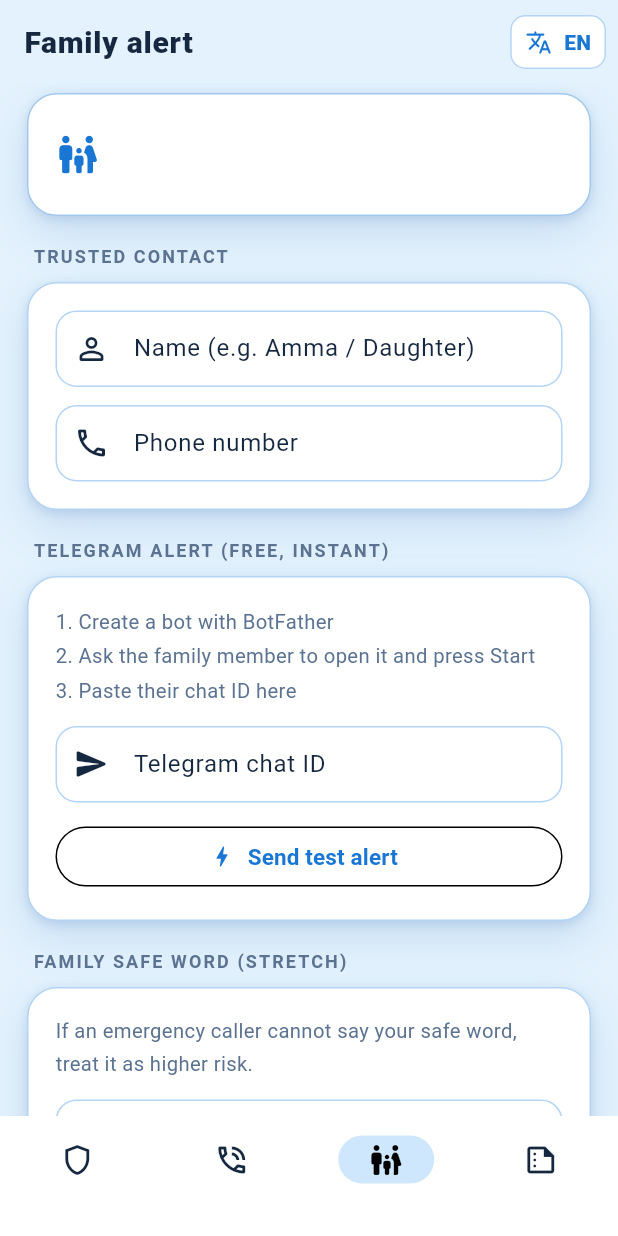
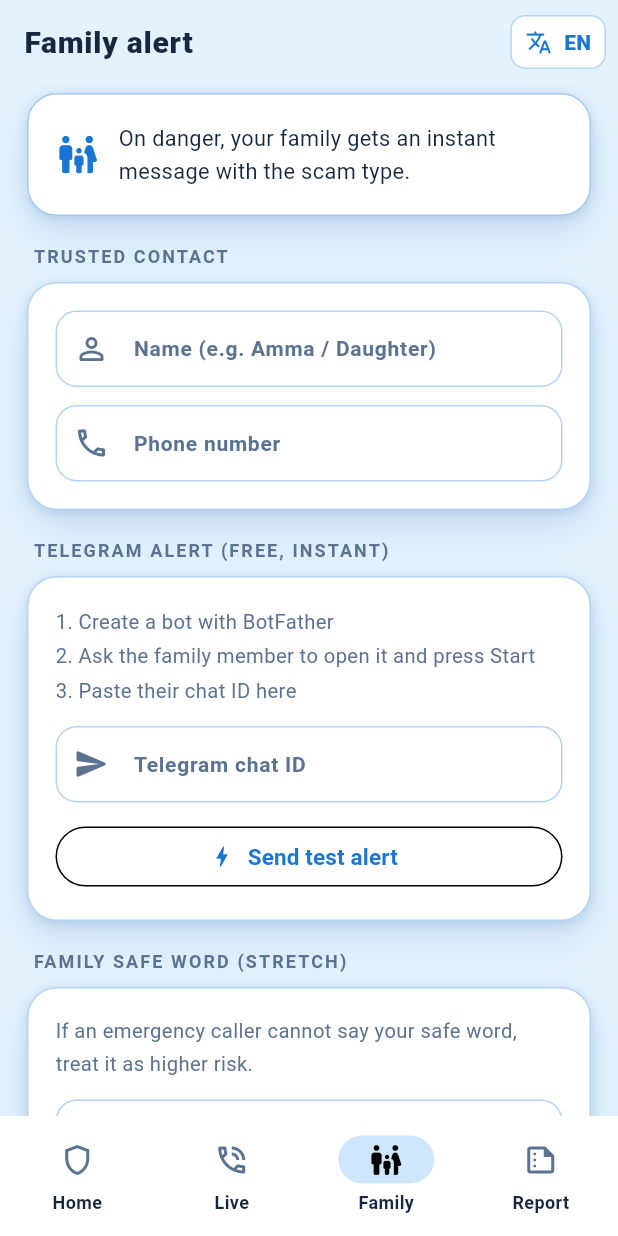
Before and after one commit to Kartheek18153/Kavach, a Flutter app: the screen it shows after launch, item 3 of the bottom bar chosen, on a phone screen of 412 x 824 dp. Run offline on Flutter 3.47's test engine with Material 3 defaults, Android fonts, the phone set to English and light mode, and no system bars.

Commit message:
Theme-contrast fonts: navy ink text theme, blue-gray secondary, teal icons

```diff
--- a/lib/theme.dart
+++ b/lib/theme.dart
@@ -89,6 +89,7 @@
     surface: KavachColors.surface,
     error: KavachColors.danger,
     onSurface: KavachColors.ink,
+    onSurfaceVariant: KavachColors.sub,
     onPrimary: Colors.white,
   );
 
@@ -96,6 +97,7 @@
   return base.copyWith(
     scaffoldBackgroundColor: KavachColors.bg0,
     colorScheme: scheme,
+    iconTheme: const IconThemeData(color: KavachColors.teal),
     appBarTheme: const AppBarTheme(
       backgroundColor: KavachColors.bg0,
       elevation: 0,
@@ -109,17 +111,66 @@
       ),
     ),
     textTheme: const TextTheme(
+      displayLarge: TextStyle(
+          fontSize: 34,
+          fontWeight: FontWeight.w800,
+          height: 1.15,
+          color: KavachColors.ink),
+      displayMedium: TextStyle(
+          fontSize: 30,
+          fontWeight: FontWeight.w800,
+          height: 1.15,
+          color: KavachColors.ink),
+      displaySmall: TextStyle(
+          fontSize: 26,
+          fontWeight: FontWeight.w800,
+          height: 1.2,
+          color: KavachColors.ink),
       headlineLarge: TextStyle(
-          fontSize: 30, fontWeight: FontWeight.w800, height: 1.15),
+          fontSize: 30,
+          fontWeight: FontWeight.w800,
+          height: 1.15,
+          color: KavachColors.ink),
       headlineMedium: TextStyle(
-          fontSize: 24, fontWeight: FontWeight.w800, height: 1.2),
-      titleLarge: TextStyle(fontSize: 20, fontWeight: FontWeight.w700),
-      titleMedium: TextStyle(fontSize: 17, fontWeight: FontWeight.w600),
-      bodyLarge: TextStyle(fontSize: 16, height: 1.45),
-      bodyMedium: TextStyle(fontSize: 14.5, height: 1.5),
-      labelLarge: TextStyle(fontSize: 15, fontWeight: FontWeight.w700),
+          fontSize: 24,
+          fontWeight: FontWeight.w800,
+          height: 1.2,
+          color: KavachColors.ink),
+      headlineSmall: TextStyle(
+          fontSize: 20,
+          fontWeight: FontWeight.w700,
+          color: KavachColors.ink),
+      titleLarge: TextStyle(
+          fontSize: 20,
+          fontWeight: FontWeight.w700,
+          color: KavachColors.ink),
+      titleMedium: TextStyle(
+          fontSize: 17,
+          fontWeight: FontWeight.w600,
+          color: KavachColors.ink),
+      titleSmall: TextStyle(
+          fontSize: 15,
+          fontWeight: FontWeight.w700,
+          color: KavachColors.ink),
+      bodyLarge: TextStyle(
+          fontSize: 16, height: 1.45, color: KavachColors.ink),
+      bodyMedium: TextStyle(
+          fontSize: 14.5, height: 1.5, color: KavachColors.ink),
+      bodySmall: TextStyle(
+          fontSize: 13, height: 1.5, color: KavachColors.sub),
+      labelLarge: TextStyle(
+          fontSize: 15,
+          fontWeight: FontWeight.w700,
+          color: KavachColors.ink),
+      labelMedium: TextStyle(
+          fontSize: 13,
+          fontWeight: FontWeight.w600,
+          color: KavachColors.sub),
       labelSmall: TextStyle(
-          fontSize: 12, fontWeight: FontWeight.w600, letterSpacing: 0.6),
+          fontSize: 12,
+          fontWeight: FontWeight.w600,
+          letterSpacing: 0.6,
+          color: KavachColors.sub),
     ),
     cardTheme: CardThemeData(
       color: KavachColors.surface,
@@ -146,6 +197,14 @@
       filled: true,
       fillColor: Colors.white,
       hintStyle: const TextStyle(color: KavachColors.sub, fontSize: 14),
+      labelStyle: const TextStyle(
+          color: KavachColors.sub,
+          fontSize: 14,
+          fontWeight: FontWeight.w600),
+      floatingLabelStyle: const TextStyle(
+          color: KavachColors.teal, fontWeight: FontWeight.w700),
+      prefixIconColor: KavachColors.sub,
+      suffixIconColor: KavachColors.sub,
       contentPadding: const EdgeInsets.symmetric(horizontal: 16, vertical: 14),
       border: OutlineInputBorder(
         borderRadius: BorderRadius.circular(14),
```
